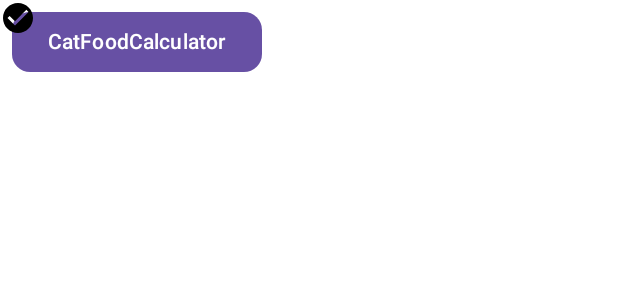
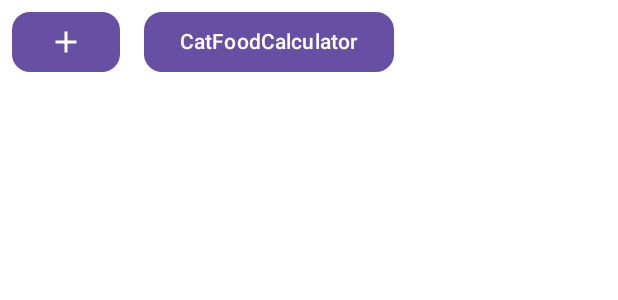
Before and after one commit to entropia9/UnstuckMe, an Android app built with Jetpack Compose: the @Preview function ItemButtonPreview, on a phone screen of 412 x 824 dp. Shown: the top 300 px of the screen. Run offline under Robolectric (Android 15) with nearby library versions, the phone set to English and light mode, and no system bars; our stand-ins replace Room's generated code.

Commit message:
started work on ui

```diff
--- a/app/src/main/java/com/entropia/helpmepick/ui/SelectScreen.kt
+++ b/app/src/main/java/com/entropia/helpmepick/ui/SelectScreen.kt
@@ -1,12 +1,20 @@
 package com.entropia.helpmepick.ui
 
 import androidx.compose.foundation.layout.Box
+import androidx.compose.foundation.layout.Row
 import androidx.compose.foundation.layout.padding
 import androidx.compose.foundation.shape.RoundedCornerShape
+import androidx.compose.material.icons.Icons
+import androidx.compose.material.icons.filled.Add
 import androidx.compose.material3.Button
 import androidx.compose.material3.Icon
+import androidx.compose.material3.MaterialTheme
 import androidx.compose.material3.Text
 import androidx.compose.runtime.Composable
+import androidx.compose.runtime.getValue
+import androidx.compose.runtime.mutableStateOf
+import androidx.compose.runtime.remember
+import androidx.compose.runtime.setValue
 import androidx.compose.ui.Modifier
 import androidx.compose.ui.res.painterResource
 import androidx.compose.ui.tooling.preview.Preview
@@ -18,21 +26,42 @@ import com.entropia.helpmepick.data.Item
 
 @Composable
 fun AddButton() {
-    //TODO
+    Button(
+        onClick = { /*TODO*/ },
+        shape = RoundedCornerShape(30),
+        modifier = Modifier.padding(top = 4.dp, start = 8.dp, end = 8.dp)
+    ) {
+        Icon(Icons.Filled.Add, contentDescription = "add_button")
+    }
 }
 
 
 @Composable
-fun ItemButton(item: Item, modifier: Modifier = Modifier) {
+fun ItemButton(
+    item: Item,
+    selectOrDeselectItem: (item: Item) -> Unit,
+    modifier: Modifier = Modifier
+) {
+    var selected by remember {
+        mutableStateOf(
+            false
+        )
+    }
     Box(modifier = modifier) {
-        Icon(
-            painter = painterResource(id = R.drawable.selected_icon), contentDescription = null,
-            modifier = Modifier.zIndex(1f)
-        )
+        if (selected) {
+            Icon(
+                painter = painterResource(id = R.drawable.selected_icon), contentDescription = null,
+                tint = MaterialTheme.colorScheme.onPrimary,
+                modifier = Modifier.zIndex(1f)
+            )
+        }
         Button(
-            onClick = { /*TODO*/ },
+            onClick = {
+                selected = !selected
+                selectOrDeselectItem(item)
+            },
             shape = RoundedCornerShape(30),
-            modifier = Modifier.padding(top=4.dp, start=8.dp, end=8.dp)
+            modifier = Modifier.padding(top = 4.dp, start = 8.dp, end = 8.dp)
         ) {
             Text(text = item.name)
         }
@@ -46,5 +75,9 @@ fun ItemButtonPreview() {
     val item = Item(
         "CatFoodCalculator"
     )
-    ItemButton(item)
+    Row {
+        AddButton()
+        ItemButton(item, { (_) -> {} })
+
+    }
 }
```
